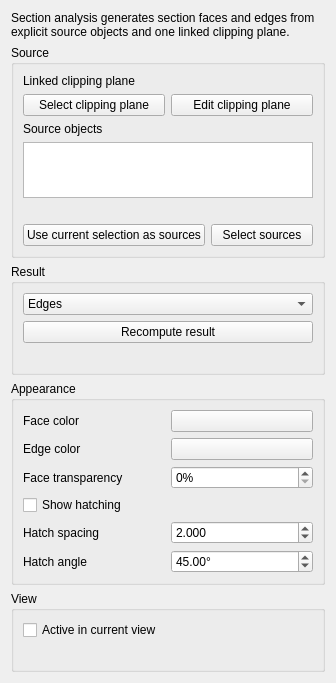
The window that src/Mod/Part/Gui/TaskSectionAnalysis.ui (tritao/FreeCAD) describes before a commit, drawn with Qt 5.
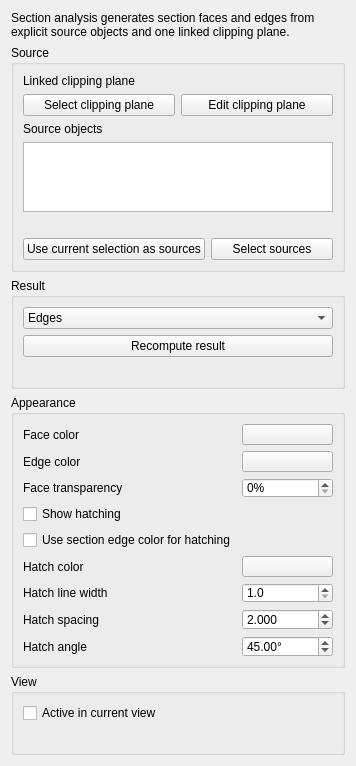
The same window after the commit.

Commit message: PartGui: add section analysis hatch styling controls

```diff
--- a/src/Mod/Part/Gui/TaskSectionAnalysis.ui
+++ b/src/Mod/Part/Gui/TaskSectionAnalysis.ui
@@ -212,13 +212,73 @@
        </widget>
       </item>
       <item row="4" column="0">
+       <widget class="QCheckBox" name="useSectionEdgeColorForHatchingCheck">
+        <property name="text">
+         <string>Use section edge color for hatching</string>
+        </property>
+       </widget>
+      </item>
+      <item row="4" column="1">
+       <spacer name="horizontalSpacerUseSectionEdgeColor">
+        <property name="orientation">
+         <enum>Qt::Horizontal</enum>
+        </property>
+        <property name="sizeHint" stdset="0">
+         <size>
+          <width>40</width>
+          <height>20</height>
+         </size>
+        </property>
+       </spacer>
+      </item>
+      <item row="5" column="0">
+       <widget class="QLabel" name="hatchColorLabel">
+        <property name="text">
+         <string>Hatch color</string>
+        </property>
+       </widget>
+      </item>
+      <item row="5" column="1">
+       <widget class="QPushButton" name="hatchColorButton">
+        <property name="text">
+         <string/>
+        </property>
+       </widget>
+      </item>
+      <item row="6" column="0">
+       <widget class="QLabel" name="hatchLineWidthLabel">
+        <property name="text">
+         <string>Hatch line width</string>
+        </property>
+       </widget>
+      </item>
+      <item row="6" column="1">
+       <widget class="QDoubleSpinBox" name="hatchLineWidthSpin">
+        <property name="decimals">
+         <number>1</number>
+        </property>
+        <property name="minimum">
+         <double>1.000000000000000</double>
+        </property>
+        <property name="maximum">
+         <double>16.000000000000000</double>
+        </property>
+        <property name="singleStep">
+         <double>0.500000000000000</double>
+        </property>
+        <property name="value">
+         <double>1.000000000000000</double>
+        </property>
+       </widget>
+      </item>
+      <item row="7" column="0">
        <widget class="QLabel" name="hatchSpacingLabel">
         <property name="text">
          <string>Hatch spacing</string>
         </property>
        </widget>
       </item>
-      <item row="4" column="1">
+      <item row="7" column="1">
        <widget class="QDoubleSpinBox" name="hatchSpacingSpin">
         <property name="decimals">
          <number>3</number>
@@ -234,14 +294,14 @@
         </property>
        </widget>
       </item>
-      <item row="5" column="0">
+      <item row="8" column="0">
        <widget class="QLabel" name="hatchAngleLabel">
         <property name="text">
          <string>Hatch angle</string>
         </property>
        </widget>
       </item>
-      <item row="5" column="1">
+      <item row="8" column="1">
        <widget class="QDoubleSpinBox" name="hatchAngleSpin">
         <property name="decimals">
          <number>2</number>
```
The commit also changes 4 other files.
